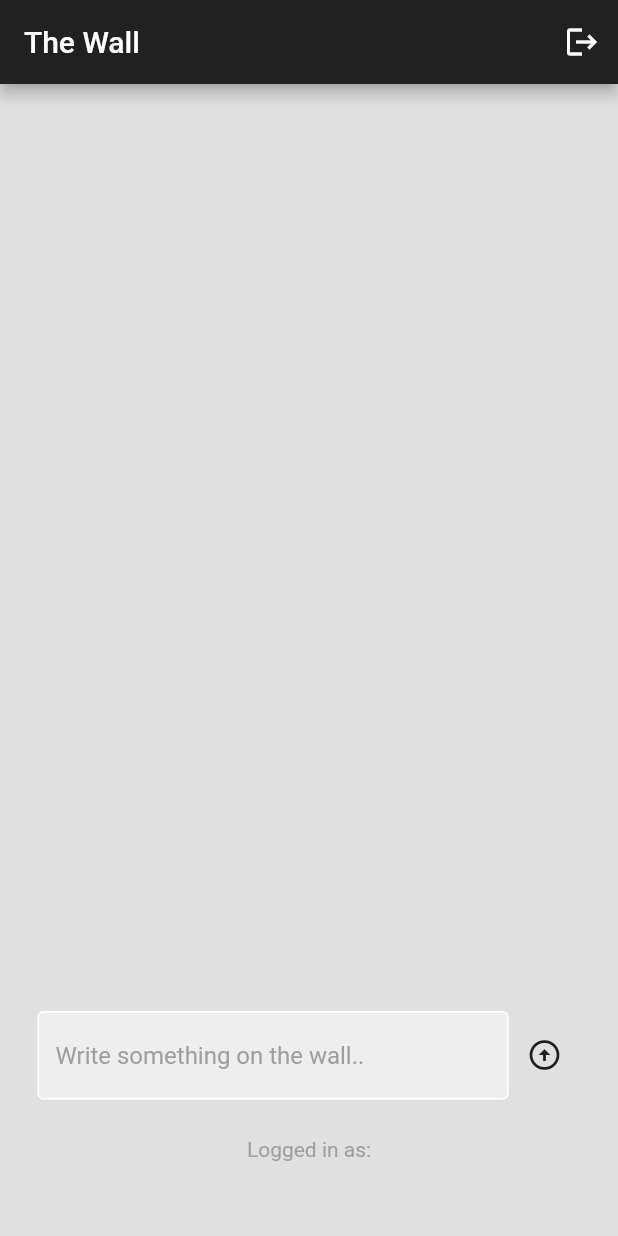
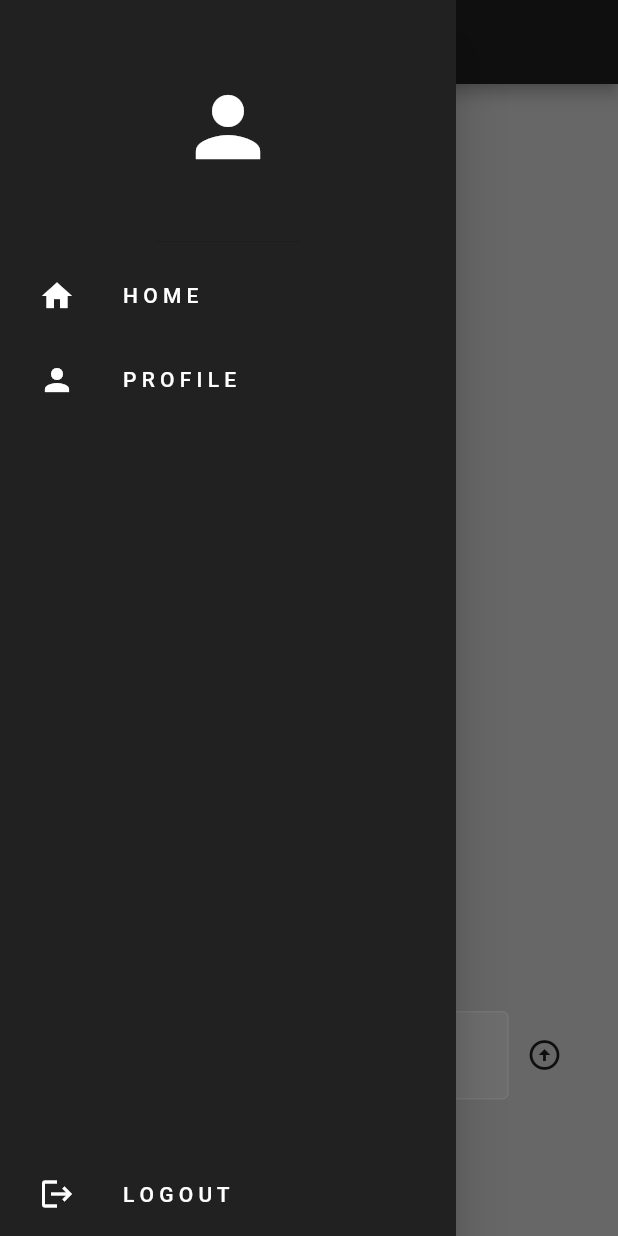
Before and after one commit to NanoCode10/projects_flutter, a Flutter app: the screen it shows once a user with an empty profile is signed in, with the side drawer open (before the commit the screen has no drawer), on a phone screen of 412 x 824 dp. Run offline on Flutter 3.47's test engine with Material 2 defaults, Android fonts, the phone set to English and light mode, and no system bars; our stand-ins replace cloud_firestore, firebase_auth, firebase_core; accounts and stored records are empty.

Commit message:
commit 230523 bis

```diff
--- /dev/null
+++ b/nanoapp_the_wall/lib/components/drawer.dart
@@ -0,0 +1,56 @@
+import 'package:flutter/material.dart';
+import 'package:nanoapp_the_wall/components/my_list_tile.dart';
+
+class MyDrawer extends StatelessWidget {
+  final void Function()? onProfileTap;
+  final void Function()? onSignOut;
+  const MyDrawer({
+    super.key,
+    required this.onProfileTap,
+    required this.onSignOut,
+  });
+
+  @override
+  Widget build(BuildContext context) {
+    return Drawer(
+      backgroundColor: Colors.grey[900],
+      child: Column(
+        mainAxisAlignment: MainAxisAlignment.spaceBetween,
+        children: [
+          Column(
+            children: [
+              //header
+              const DrawerHeader(
+                child: Icon(
+                  Icons.person,
+                  color: Colors.white,
+                  size: 64,
+                ),
+              ),
+
+              //home list tile
+              MyListTile(
+                icon: Icons.home,
+                text: 'H O M E',
+                onTap: () => Navigator.pop(context),
+              ),
+              //profile list title
+              MyListTile(
+                icon: Icons.person,
+                text: 'P R O F I L E',
+                onTap: onProfileTap,
+              ),
+            ],
+          ),
+
+          //logout list tile
+          MyListTile(
+            icon: Icons.logout,
+            text: 'L O G O U T ',
+            onTap: onSignOut,
+          ),
+        ],
+      ),
+    );
+  }
+}
--- /dev/null
+++ b/nanoapp_the_wall/lib/components/my_list_tile.dart
@@ -0,0 +1,31 @@
+import 'package:flutter/material.dart';
+
+class MyListTile extends StatelessWidget {
+  final IconData icon;
+  final String text;
+  final void Function()? onTap;
+  const MyListTile({
+    super.key,
+    required this.icon,
+    required this.text,
+    required this.onTap,
+  });
+
+  @override
+  Widget build(BuildContext context) {
+    return Padding(
+      padding: const EdgeInsets.only(left: 10.0),
+      child: ListTile(
+        leading: Icon(
+          icon,
+          color: Colors.white,
+        ),
+        onTap: onTap,
+        title: Text(
+          text,
+          style: TextStyle(color: Colors.white),
+        ),
+      ),
+    );
+  }
+}
--- a/nanoapp_the_wall/lib/pages/home_page.dart
+++ b/nanoapp_the_wall/lib/pages/home_page.dart
@@ -1,8 +1,11 @@
 import 'package:cloud_firestore/cloud_firestore.dart';
 import 'package:firebase_auth/firebase_auth.dart';
 import 'package:flutter/material.dart';
+import 'package:nanoapp_the_wall/components/drawer.dart';
 import 'package:nanoapp_the_wall/components/text_field.dart';
 import 'package:nanoapp_the_wall/components/wall_post.dart';
+
+import 'profile_page.dart';
 
 class HomePage extends StatefulWidget {
   const HomePage({super.key});
@@ -42,6 +45,19 @@ class _HomePageState extends State<HomePage> {
     });
   }
 
+  //navigate to profile page
+  void goToProfilePage() {
+    //pop menu drawer
+    Navigator.pop(context);
+    //go to profile page
+    Navigator.push(
+      context,
+      MaterialPageRoute(
+        builder: (context) => const ProfilePage(),
+      ),
+    );
+  }
+
   @override
   Widget build(BuildContext context) {
     return Scaffold(
@@ -49,13 +65,10 @@ class _HomePageState extends State<HomePage> {
       appBar: AppBar(
         title: const Text("The Wall"),
         backgroundColor: Colors.grey[900],
-        actions: [
-          //sign out button
-          IconButton(
-            onPressed: signOut,
-            icon: const Icon(Icons.logout),
-          ),
-        ],
+      ),
+      drawer: MyDrawer(
+        onProfileTap: goToProfilePage,
+        onSignOut: signOut,
       ),
       body: Center(
         child: Column(
--- /dev/null
+++ b/nanoapp_the_wall/lib/pages/profile_page.dart
@@ -0,0 +1,17 @@
+import 'package:flutter/material.dart';
+
+class ProfilePage extends StatefulWidget {
+  const ProfilePage({super.key});
+
+  @override
+  State<ProfilePage> createState() => _ProfilePageState();
+}
+
+class _ProfilePageState extends State<ProfilePage> {
+  @override
+  Widget build(BuildContext context) {
+    return Scaffold(
+      appBar: AppBar(title: const Text('Profile Page')),
+    );
+  }
+}
```
